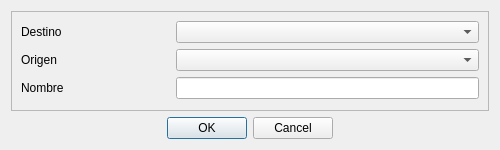
Old version of the form src/ui/actualizacionVuelos.ui in the repository diegomarcov/svr.
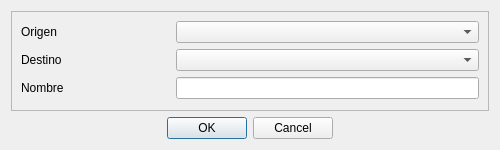
New version of the form.

```diff
--- a/src/ui/actualizacionVuelos.ui
+++ b/src/ui/actualizacionVuelos.ui
@@ -51,7 +51,7 @@
      </property>
      <layout class="QGridLayout" name="gridLayout_2">
       <item row="0" column="4" colspan="2">
-       <widget class="QComboBox" name="comboBoxDestino"/>
+       <widget class="QComboBox" name="comboBoxOrigen"/>
       </item>
       <item row="5" column="0">
        <widget class="QLabel" name="label_5">
@@ -63,7 +63,7 @@
       <item row="2" column="0">
        <widget class="QLabel" name="label">
         <property name="text">
-         <string>Origen</string>
+         <string>Destino</string>
         </property>
        </widget>
       </item>
@@ -71,12 +71,12 @@
        <widget class="QLineEdit" name="lineEditNombreVuelo"/>
       </item>
       <item row="2" column="4" colspan="2">
-       <widget class="QComboBox" name="comboBoxOrigen"/>
+       <widget class="QComboBox" name="comboBoxDestino"/>
       </item>
       <item row="0" column="0">
        <widget class="QLabel" name="label_2">
         <property name="text">
-         <string>Destino</string>
+         <string>Origen</string>
         </property>
        </widget>
       </item>
```
